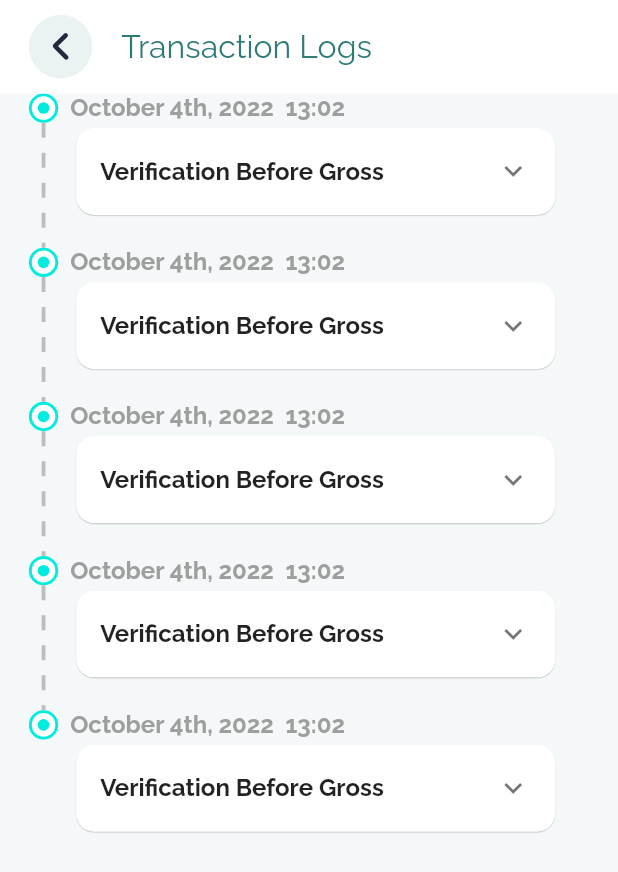
After one commit to TATOS-Technologies/freelance-UI, a Flutter app: the TransactionLogsScreen screen opened by its route, on a phone screen of 412 x 824 dp. The commit adds this screen. Shown: the top 872 px of the screen. Run offline on Flutter 3.47's test engine with Material 2 defaults, Android fonts, the phone set to English and light mode, and no system bars; drawn by our look-alikes of timelines; our stand-ins replace bloc, equatable, flutter_bloc, flutter_screenutil, flutter_svg, flutter_switch and 2 more.

Commit message:
added transaction logs

```diff
--- a/lib/config/routes/routes.dart
+++ b/lib/config/routes/routes.dart
@@ -1,4 +1,5 @@
 class AppRoutes{
   static const String dashBoard = "/";
+  static const String transactionLogs = "/transactionLogs";
 
 }
--- a/lib/config/routes/routes_config.dart
+++ b/lib/config/routes/routes_config.dart
@@ -2,6 +2,7 @@ import 'package:flutter_bloc/flutter_bloc.dart';
 import 'package:freelance/config/routes/routes.dart';
 import 'package:freelance/modules/dashboard/logic/cubit/bottom_nav_cubit.dart';
 import 'package:freelance/modules/dashboard/screens/dashbord_screen/dashboard_screen.dart';
+import 'package:freelance/modules/dashboard/screens/transaction_logs_screen/transaction_logs.dart';
 import 'package:go_router/go_router.dart';
 
 // GoRouter configuration
@@ -14,5 +15,9 @@ final route = GoRouter(
         child: DashBoardScreen(),
       ),
     ),
+    GoRoute(
+      path: AppRoutes.transactionLogs,
+      builder: (context, state) => const TransactionLogsScreen(),
+    ),
   ],
 );
--- a/lib/constants/asset_path.dart
+++ b/lib/constants/asset_path.dart
@@ -11,6 +11,7 @@ class AssetsPath {
   static const String filterIconSvg = "assets/svg/filter_icon.svg";
   static const String truckIconSvg = "assets/svg/truck_icon.svg";
   static const String docIconSvg = "assets/svg/doc_icon.svg";
+  static const String backIconSvg = "assets/svg/back_icon.svg";
 
   //png
   static const String userAvatar = "assets/images/user_avatar.png";
--- a/lib/modules/dashboard/screens/home_screem/home_screen.dart
+++ b/lib/modules/dashboard/screens/home_screem/home_screen.dart
@@ -1,12 +1,14 @@
 import 'package:flutter/material.dart';
 import 'package:flutter_screenutil/flutter_screenutil.dart';
 import 'package:flutter_svg/flutter_svg.dart';
+import 'package:freelance/config/routes/routes.dart';
 import 'package:freelance/config/themes/colors.dart';
 import 'package:freelance/constants/asset_path.dart';
 import 'package:freelance/modules/dashboard/screens/home_screem/widgets/home_appbar.dart';
 import 'package:freelance/modules/dashboard/screens/home_screem/widgets/tab_bar_tile_widget.dart';
 import 'package:freelance/modules/dashboard/screens/home_screem/widgets/tab_bar_widget.dart';
 import 'package:freelance/widgets/common_truck_tile.dart';
+import 'package:go_router/go_router.dart';
 import 'package:google_fonts/google_fonts.dart';
 
 import 'widgets/home_filter_tile.dart';
@@ -58,7 +60,10 @@ class _HomeScreenState extends State<HomeScreen> with TickerProviderStateMixin {
                   ),
                    HomeGrid(
                     children: [
-                      const CommontTruckTile(
+                       CommontTruckTile(
+                        onTap: () {
+                          context.push(AppRoutes.transactionLogs);
+                        },
                         title: '1730',
                         subTitle: 'CANCELLED',
                       ),
--- /dev/null
+++ b/lib/modules/dashboard/screens/transaction_logs_screen/transaction_logs.dart
@@ -0,0 +1,195 @@
+import 'package:flutter/material.dart';
+import 'package:flutter_screenutil/flutter_screenutil.dart';
+import 'package:freelance/config/themes/colors.dart';
+import 'package:google_fonts/google_fonts.dart';
+import 'package:timelines/timelines.dart';
+
+import 'widgets/appbar_widget.dart';
+
+class TransactionLogsScreen extends StatelessWidget {
+  const TransactionLogsScreen({super.key});
+
+  @override
+  Widget build(BuildContext context) {
+    return Scaffold(
+        body: Theme(
+      data: Theme.of(context).copyWith(dividerColor: Colors.transparent),
+      child: SafeArea(
+          child: Scaffold(
+        backgroundColor: AppColor.homeBGColor,
+        appBar: PreferredSize(
+          preferredSize: Size.fromHeight(70.h),
+          child: const AppbarWidget(),
+        ),
+        body: Padding(
+          padding: EdgeInsets.symmetric(horizontal: 20.w),
+          child: FixedTimeline.tileBuilder(
+            theme: TimelineThemeData(
+              nodePosition: 0,
+              color: const Color(0xff989898),
+              indicatorTheme: const IndicatorThemeData(
+                position: 0,
+                size: 20.0,
+              ),
+              connectorTheme: const ConnectorThemeData(
+                thickness: 2.5,
+              ),
+            ),
+            builder: TimelineTileBuilder.connected(
+              connectionDirection: ConnectionDirection.before,
+              itemCount: 5,
+              indicatorPositionBuilder: (context, index) {
+                return 0;
+              },
+              contentsBuilder: (_, index) {
+                // if (processes[index].isCompleted) return null;
+
+                return Padding(
+                  padding: const EdgeInsets.only(left: 8.0),
+                  child: Column(
+                    crossAxisAlignment: CrossAxisAlignment.start,
+                    mainAxisSize: MainAxisSize.min,
+                    children: [
+                      Text(
+                        'October 4th, 2022  13:02',
+                        style: GoogleFonts.raleway(
+                            fontSize: 18.sp,
+                            fontWeight: FontWeight.bold,
+                            color: Colors.grey.shade500),
+                      ),
+                      // _InnerTimeline(messages: processes[index].messages),
+                      SizedBox(
+                        width: 340.w,
+                        child: Card(
+                          elevation: .3,
+                          shape: RoundedRectangleBorder(
+                              borderRadius: BorderRadius.circular(12)),
+                          child: ExpansionTile(
+                            childrenPadding: const EdgeInsets.all(20),
+                            title: Text(
+                              'Verification Before Gross',
+                              style: GoogleFonts.raleway(
+                                  fontSize: 18.sp, fontWeight: FontWeight.bold),
+                            ),
+                            children: [
+                              Column(
+                                crossAxisAlignment: CrossAxisAlignment.start,
+                                children: [
+                                  index != 1
+                                      ? Text(
+                                          'Verification Before Gross',
+                                          style: GoogleFonts.raleway(
+                                              fontSize: 18.sp,
+                                              color: AppColor.grey),
+                                        )
+                                      : Column(
+                                          crossAxisAlignment:
+                                              CrossAxisAlignment.start,
+                                          children: [
+                                            Text(
+                                              'SAP Operator',
+                                              style: GoogleFonts.raleway(
+                                                  fontSize: 18.sp,
+                                                  fontWeight: FontWeight.bold),
+                                            ),
+                                            SizedBox(
+                                              height: 10.h,
+                                            ),
+                                            Text(
+                                              'SAP Operator',
+                                              style: GoogleFonts.raleway(
+                                                  fontSize: 18.sp,
+                                                  color: AppColor.grey),
+                                            ),
+                                            SizedBox(
+                                              height: 20.h,
+                                            ),
+                                            Container(
+                                              padding: EdgeInsets.all(2.w),
+                                              height: 54.w,
+                                              width: 150.w,
+                                              decoration: BoxDecoration(
+                                                  borderRadius:
+                                                      BorderRadius.circular(50),
+                                                  border: Border.all(
+                                                      color: AppColor.skyblue,
+                                                      width: 2.w)),
+                                              child: Row(
+                                                mainAxisAlignment:
+                                                    MainAxisAlignment.end,
+                                                children: [
+                                                  Expanded(
+                                                    child: Center(
+                                                      child: Text(
+                                                        'Call',
+                                                        style:
+                                                            GoogleFonts.raleway(
+                                                                fontSize: 20.sp,
+                                                                fontWeight:
+                                                                    FontWeight
+                                                                        .bold),
+                                                      ),
+                                                    ),
+                                                  ),
+                                                  Container(
+                                                    height: 44.w,
+                                                    width: 44.w,
+                                                    decoration: BoxDecoration(
+                                                        color: AppColor.skyblue,
+                                                        borderRadius:
+                                                            BorderRadius
+                                                                .circular(50)),
+                                                    child: const Center(
+                                                      child: Icon(Icons.call),
+                                                    ),
+                                                  )
+                                                ],
+                                              ),
+                                            )
+                                          ],
+                                        ),
+                                  const SizedBox(
+                                    width: double.infinity,
+                                  )
+                                ],
+                              ),
+                            ],
+                          ),
+                        ),
+                      ),
+                      SizedBox(
+                        height: 20.h,
+                      )
+                    ],
+                  ),
+                );
+              },
+              indicatorBuilder: (_, index) {
+                return Container(
+                  padding: const EdgeInsets.all(4),
+                  decoration: BoxDecoration(
+                    border: Border.all(color: AppColor.skyblue, width: 2.w),
+                    color: Colors.white,
+                    borderRadius: BorderRadius.circular(20),
+                  ),
+                  child: Container(
+                    height: 8.w,
+                    width: 8.w,
+                    decoration: BoxDecoration(
+                        borderRadius: BorderRadius.circular(10),
+                        color: AppColor.skyblue),
+                  ),
+                );
+              },
+              connectorBuilder: (_, index, ___) => DashedLineConnector(
+                gap: 10,
+                dash: 10,
+                color: Colors.grey.shade400,
+              ),
+            ),
+          ),
+        ),
+      )),
+    ));
+  }
+}
--- /dev/null
+++ b/lib/modules/dashboard/screens/transaction_logs_screen/widgets/appbar_widget.dart
@@ -0,0 +1,48 @@
+import 'package:flutter/material.dart';
+import 'package:flutter_screenutil/flutter_screenutil.dart';
+import 'package:freelance/config/themes/colors.dart';
+import 'package:freelance/constants/asset_path.dart';
+import 'package:freelance/widgets/common_icon_button.dart';
+import 'package:go_router/go_router.dart';
+import 'package:google_fonts/google_fonts.dart';
+
+class AppbarWidget extends StatelessWidget {
+  const AppbarWidget({
+    super.key,
+  });
+
+  @override
+  Widget build(BuildContext context) {
+    return Container(
+      color: Colors.white,
+      child:  Row(
+            children: [
+    SizedBox(
+      width: 20.w,
+    ),
+    Center(
+      child: CommonIconButton(
+        onTap: () {
+          context.pop();
+        },
+        iconPath: AssetsPath.backIconSvg,
+      ),
+    ),
+    SizedBox(
+      width: 20.w,
+    ),
+    Text(
+      'Transaction Logs',
+      style: GoogleFonts.raleway(
+        fontSize: 24.sp,
+        color: AppColor.titleBlue,
+      ),
+    ),
+    SizedBox(
+      width: 20.w,
+    ),
+            ],
+          ),
+    );
+  }
+}
--- a/lib/widgets/common_truck_tile.dart
+++ b/lib/widgets/common_truck_tile.dart
@@ -8,6 +8,7 @@ import 'package:freelance/config/themes/colors.dart';
 import 'package:freelance/constants/asset_path.dart';
 
 class CommontTruckTile extends StatelessWidget {
+  final VoidCallback? onTap;
   final String title;
   final String subTitle;
   final FontWeight? titleFontWeight;
@@ -16,6 +17,7 @@ class CommontTruckTile extends StatelessWidget {
   final double? subTitleSize;
   const CommontTruckTile({
     Key? key,
+    this.onTap,
     required this.title,
     required this.subTitle,
     this.titleFontWeight,
@@ -26,7 +28,9 @@ class CommontTruckTile extends StatelessWidget {
 
   @override
   Widget build(BuildContext context) {
-    return Container(
+    return InkWell(
+      onTap: onTap,
+      child: Container(
         decoration: BoxDecoration(
             borderRadius: BorderRadius.circular(5),
             border: Border.all(color: AppColor.homeTileBorderColor, width: 2.w),
@@ -81,6 +85,7 @@ class CommontTruckTile extends StatelessWidget {
             )
           ],
         ),
+      ),
     );
   }
 }
--- a/pubspec.yaml
+++ b/pubspec.yaml
@@ -17,6 +17,7 @@ dependencies:
   flutter_switch: ^0.3.2
   go_router: ^6.0.1
   google_fonts: ^3.0.1
+  timelines: ^0.1.0
 
 dev_dependencies:
   flutter_lints: ^2.0.0
```
Also changed, not shown: assets/svg/back_icon.svg (added), pubspec.lock. Lines whose indentation alone changed are shown as unchanged.
